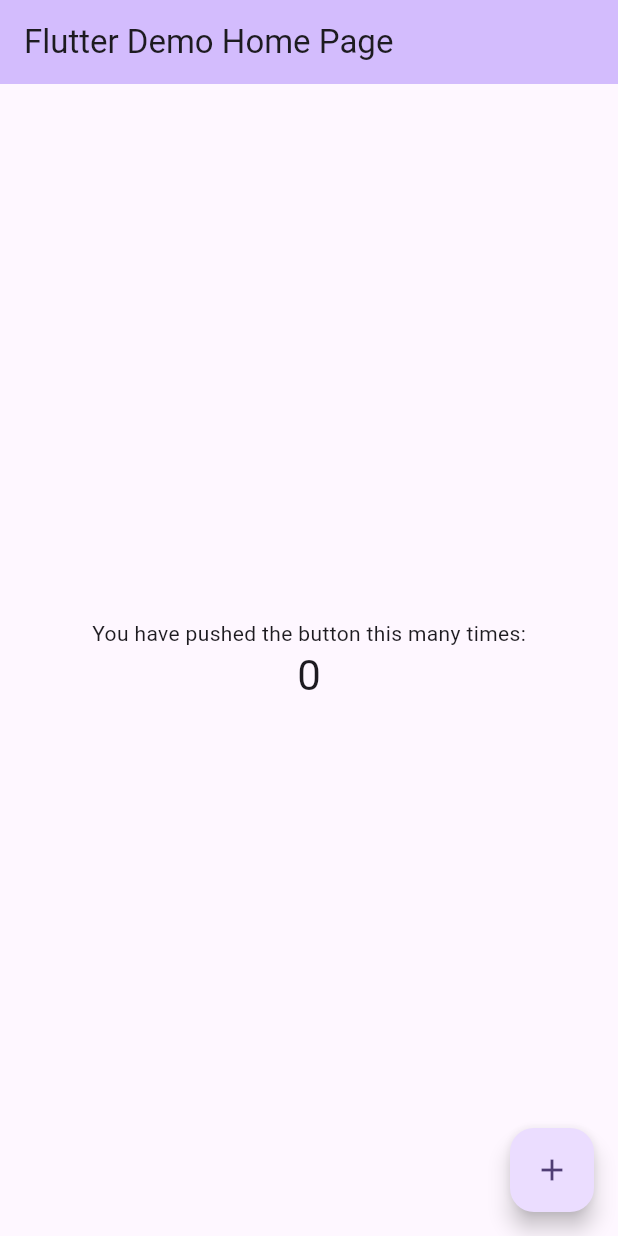
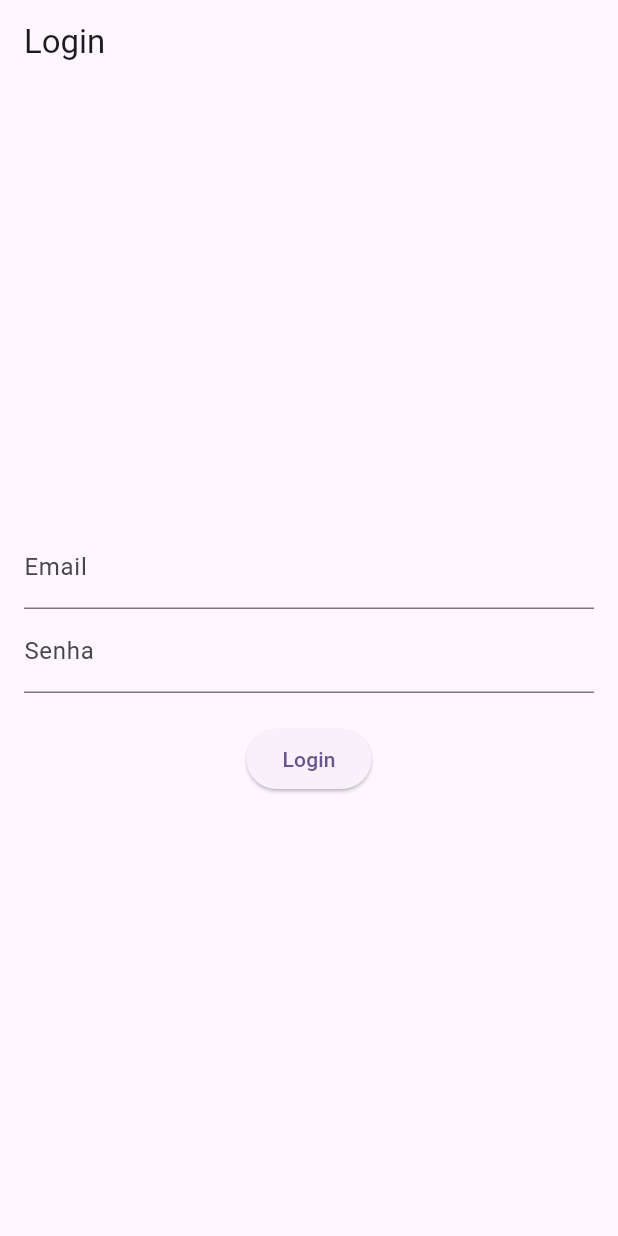
Before and after one commit to marco09silvaaa/projeto_ispgaya, a Flutter app: the screen it shows after launch, on a phone screen of 412 x 824 dp. Run offline on Flutter 3.47's test engine with Material 3 defaults, Android fonts, the phone set to English and light mode, and no system bars; our stand-ins replace firebase_core; accounts and stored records are empty.

Commit message:
Atualizações

```diff
--- /dev/null
+++ b/lib/Screens/login_page.dart
@@ -0,0 +1,94 @@
+import 'package:flutter/material.dart';
+import 'home_page.dart';
+
+class LoginPage extends StatefulWidget {
+  const LoginPage({super.key});
+
+  @override
+  _LoginPageState createState() => _LoginPageState();
+}
+
+class _LoginPageState extends State<LoginPage> {
+  final _formKey = GlobalKey<FormState>();
+  final String _validEmail = 'ispg2018100326@ispgaya.pt';
+  final String _validPassword = 'teste123';
+  String _email = '';
+  String _password = '';
+  String _errorMessage = '';
+
+  void _submit() {
+    if (_formKey.currentState!.validate()) {
+      _formKey.currentState!.save();
+      if (_email == _validEmail && _password == _validPassword) {
+        // Navega para a HomePage
+        Navigator.push(
+          context,
+          MaterialPageRoute(builder: (context) => HomePage()),
+        );
+      } else {
+        setState(() {
+          _errorMessage = 'Email ou senha inválidos';
+        });
+      }
+    }
+  }
+
+  @override
+  Widget build(BuildContext context) {
+    return Scaffold(
+      appBar: AppBar(
+        title: const Text('Login'),
+      ),
+      body: Padding(
+        padding: const EdgeInsets.all(16.0),
+        child: Form(
+          key: _formKey,
+          child: Column(
+            mainAxisAlignment: MainAxisAlignment.center,
+            children: [
+              if (_errorMessage.isNotEmpty)
+                Text(
+                  _errorMessage,
+                  style: TextStyle(color: Colors.red),
+                ),
+              TextFormField(
+                decoration: const InputDecoration(labelText: 'Email'),
+                keyboardType: TextInputType.emailAddress,
+                validator: (value) {
+                  if (value!.isEmpty) {
+                    return 'Por favor, insira seu email';
+                  }
+                  if (!RegExp(r'^[^@]+@[^@]+\.[^@]+').hasMatch(value)) {
+                    return 'Por favor, insira um email válido';
+                  }
+                  return null;
+                },
+                onSaved: (value) {
+                  _email = value!;
+                },
+              ),
+              TextFormField(
+                decoration: const InputDecoration(labelText: 'Senha'),
+                obscureText: true,
+                validator: (value) {
+                  if (value!.isEmpty) {
+                    return 'Por favor, insira sua senha';
+                  }
+                  return null;
+                },
+                onSaved: (value) {
+                  _password = value!;
+                },
+              ),
+              const SizedBox(height: 20),
+              ElevatedButton(
+                onPressed: _submit,
+                child: const Text('Login'),
+              ),
+            ],
+          ),
+        ),
+      ),
+    );
+  }
+}
--- a/lib/main.dart
+++ b/lib/main.dart
@@ -1,125 +1,26 @@
+import 'package:firebase_core/firebase_core.dart';
 import 'package:flutter/material.dart';
+import 'package:projeto_ispgaya/Screens/login_page.dart';
+import 'package:projeto_ispgaya/firebase_options.dart';
 
-void main() {
+void main() async {
+  WidgetsFlutterBinding.ensureInitialized();
+  await Firebase.initializeApp(options: DefaultFirebaseOptions.currentPlatform);
   runApp(const MyApp());
 }
 
 class MyApp extends StatelessWidget {
   const MyApp({super.key});
 
-  // This widget is the root of your application.
   @override
   Widget build(BuildContext context) {
     return MaterialApp(
-      title: 'Flutter Demo',
+      title: 'ISPGAYA',
       theme: ThemeData(
-        // This is the theme of your application.
-        //
-        // TRY THIS: Try running your application with "flutter run". You'll see
-        // the application has a purple toolbar. Then, without quitting the app,
-        // try changing the seedColor in the colorScheme below to Colors.green
-        // and then invoke "hot reload" (save your changes or press the "hot
-        // reload" button in a Flutter-supported IDE, or press "r" if you used
-        // the command line to start the app).
-        //
-        // Notice that the counter didn't reset back to zero; the application
-        // state is not lost during the reload. To reset the state, use hot
-        // restart instead.
-        //
-        // This works for code too, not just values: Most code changes can be
-        // tested with just a hot reload.
         colorScheme: ColorScheme.fromSeed(seedColor: Colors.deepPurple),
         useMaterial3: true,
       ),
-      home: const MyHomePage(title: 'Flutter Demo Home Page'),
+      home: LoginPage(),
     );
   }
 }
-
-class MyHomePage extends StatefulWidget {
-  const MyHomePage({super.key, required this.title});
-
-  // This widget is the home page of your application. It is stateful, meaning
-  // that it has a State object (defined below) that contains fields that affect
-  // how it looks.
-
-  // This class is the configuration for the state. It holds the values (in this
-  // case the title) provided by the parent (in this case the App widget) and
-  // used by the build method of the State. Fields in a Widget subclass are
-  // always marked "final".
-
-  final String title;
-
-  @override
-  State<MyHomePage> createState() => _MyHomePageState();
-}
-
-class _MyHomePageState extends State<MyHomePage> {
-  int _counter = 0;
-
-  void _incrementCounter() {
-    setState(() {
-      // This call to setState tells the Flutter framework that something has
-      // changed in this State, which causes it to rerun the build method below
-      // so that the display can reflect the updated values. If we changed
-      // _counter without calling setState(), then the build method would not be
-      // called again, and so nothing would appear to happen.
-      _counter++;
-    });
-  }
-
-  @override
-  Widget build(BuildContext context) {
-    // This method is rerun every time setState is called, for instance as done
-    // by the _incrementCounter method above.
-    //
-    // The Flutter framework has been optimized to make rerunning build methods
-    // fast, so that you can just rebuild anything that needs updating rather
-    // than having to individually change instances of widgets.
-    return Scaffold(
-      appBar: AppBar(
-        // TRY THIS: Try changing the color here to a specific color (to
-        // Colors.amber, perhaps?) and trigger a hot reload to see the AppBar
-        // change color while the other colors stay the same.
-        backgroundColor: Theme.of(context).colorScheme.inversePrimary,
-        // Here we take the value from the MyHomePage object that was created by
-        // the App.build method, and use it to set our appbar title.
-        title: Text(widget.title),
-      ),
-      body: Center(
-        // Center is a layout widget. It takes a single child and positions it
-        // in the middle of the parent.
-        child: Column(
-          // Column is also a layout widget. It takes a list of children and
-          // arranges them vertically. By default, it sizes itself to fit its
-          // children horizontally, and tries to be as tall as its parent.
-          //
-          // Column has various properties to control how it sizes itself and
-          // how it positions its children. Here we use mainAxisAlignment to
-          // center the children vertically; the main axis here is the vertical
-          // axis because Columns are vertical (the cross axis would be
-          // horizontal).
-          //
-          // TRY THIS: Invoke "debug painting" (choose the "Toggle Debug Paint"
-          // action in the IDE, or press "p" in the console), to see the
-          // wireframe for each widget.
-          mainAxisAlignment: MainAxisAlignment.center,
-          children: <Widget>[
-            const Text(
-              'You have pushed the button this many times:',
-            ),
-            Text(
-              '$_counter',
-              style: Theme.of(context).textTheme.headlineMedium,
-            ),
-          ],
-        ),
-      ),
-      floatingActionButton: FloatingActionButton(
-        onPressed: _incrementCounter,
-        tooltip: 'Increment',
-        child: const Icon(Icons.add),
-      ), // This trailing comma makes auto-formatting nicer for build methods.
-    );
-  }
-}
--- a/pubspec.yaml
+++ b/pubspec.yaml
@@ -35,6 +35,7 @@ dependencies:
   # The following adds the Cupertino Icons font to your application.
   # Use with the CupertinoIcons class for iOS style icons.
   cupertino_icons: ^1.0.6
+  firebase_core: ^3.1.1
 
 dev_dependencies:
   flutter_test:
```
Also changed, not shown: lib/Screens/home_page.dart (added, +17 -0 lines), firebase.json (added), lib/firebase_options.dart (added), pubspec.lock, 16 other files.
